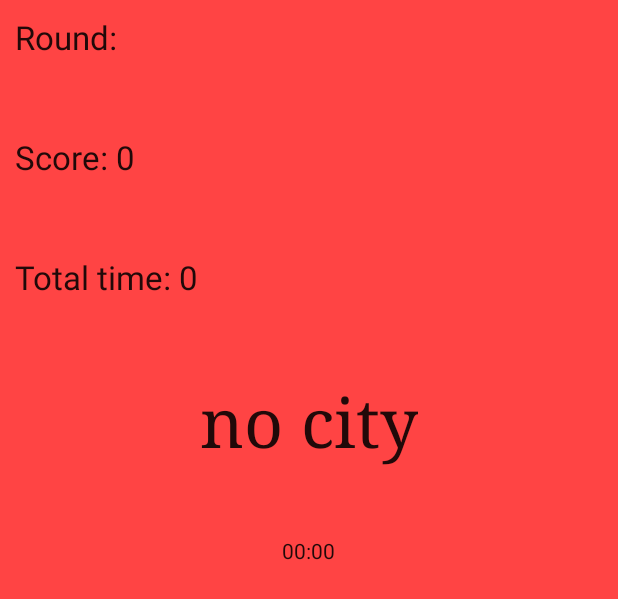
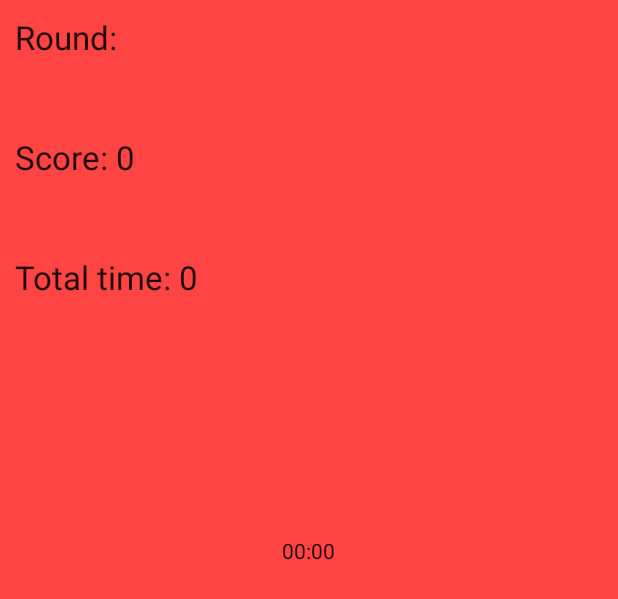
Before and after one commit to SteffeKeff/QuiZity, an Android app: the layout fragment_gameplay.xml on its own in the app's theme, with its tools: preview values and no code run, on a phone screen of 412 x 824 dp. Shown: the top 599 px of the screen. Run offline under Robolectric (Android 15) with nearby library versions, the phone set to English and light mode, and no system bars; Roboto replaces fonts that are not available here.

```diff
--- a/app/src/main/res/layout/fragment_gameplay.xml
+++ b/app/src/main/res/layout/fragment_gameplay.xml
@@ -1,32 +1,32 @@
 <?xml version="1.0" encoding="utf-8"?>
 <LinearLayout xmlns:android="http://schemas.android.com/apk/res/android"
     android:id="@+id/gameplay"
-    android:padding="10dp"
     android:layout_width="match_parent"
     android:layout_height="match_parent"
     android:background="@color/play_red"
+    android:gravity="center"
     android:orientation="vertical"
-    android:weightSum="100"
+    android:padding="10dp"
     android:tag="@string/gamePlay"
-    android:gravity="center">
+    android:weightSum="100">
 
     <LinearLayout
+        android:id="@+id/infoTextLayout"
         android:layout_width="wrap_content"
         android:layout_height="0dp"
+        android:layout_gravity="left"
         android:layout_weight="30"
-        android:id="@+id/infoTextLayout"
         android:orientation="vertical"
-        android:weightSum="3"
-        android:layout_gravity="left">
+        android:weightSum="3">
 
         <TextView
             android:id="@+id/round"
             android:layout_width="wrap_content"
             android:layout_height="0dp"
-            android:layout_weight="1"
             android:layout_alignParentLeft="true"
             android:layout_alignParentStart="true"
             android:layout_alignParentTop="true"
+            android:layout_weight="1"
             android:text="@string/round"
             android:textAppearance="?android:attr/textAppearanceLarge" />
 
@@ -34,10 +34,10 @@
             android:id="@+id/score"
             android:layout_width="wrap_content"
             android:layout_height="0dp"
-            android:layout_weight="1"
             android:layout_alignParentLeft="true"
             android:layout_alignParentStart="true"
             android:layout_below="@+id/round"
+            android:layout_weight="1"
             android:text="@string/score"
             android:textAppearance="?android:attr/textAppearanceLarge" />
 
@@ -45,10 +45,10 @@
             android:id="@+id/total_time"
             android:layout_width="wrap_content"
             android:layout_height="0dp"
-            android:layout_weight="1"
             android:layout_alignParentLeft="true"
             android:layout_alignParentStart="true"
             android:layout_below="@+id/score"
+            android:layout_weight="1"
             android:text="@string/total_time"
             android:textAppearance="?android:attr/textAppearanceLarge" />
 
@@ -67,52 +67,50 @@
             android:id="@+id/cityName"
             android:layout_width="wrap_content"
             android:layout_height="0dp"
+            android:layout_gravity="center_horizontal"
             android:layout_weight="2"
-            android:text="@string/placeHolderCity"
             android:textAppearance="?android:attr/textAppearanceLarge"
             android:textSize="45dp"
-            android:typeface="serif"
-            android:layout_gravity="center_horizontal" />
+            android:typeface="serif" />
+        <!--android:text="@string/placeHolderCity"-->
 
         <Chronometer
             android:id="@+id/timer"
             android:layout_width="wrap_content"
             android:layout_height="0dp"
-            android:layout_weight="1"
             android:layout_centerHorizontal="true"
-            android:layout_gravity="center_horizontal" />
+            android:layout_gravity="center_horizontal"
+            android:layout_weight="1" />
     </LinearLayout>
 
     <LinearLayout
         android:id="@+id/linearLayoutUpperImages"
         android:layout_width="match_parent"
         android:layout_height="0dp"
+        android:layout_gravity="center"
         android:layout_weight="25"
+        android:gravity="fill_horizontal"
         android:orientation="horizontal"
-        android:weightSum="2"
-        android:layout_gravity="center"
-        android:gravity="fill_horizontal">
+        android:weightSum="2">
 
         <ImageButton
             android:id="@+id/imageButton1"
             android:layout_width="0dp"
+            android:layout_height="wrap_content"
+            android:layout_gravity="center_vertical|left"
             android:layout_weight="1"
             android:cropToPadding="true"
             android:maxWidth="120dp"
-            android:layout_height="wrap_content"
-            android:src="@drawable/london"
-            android:layout_gravity="center_vertical|left"
             android:visibility="invisible" />
 
         <ImageButton
             android:id="@+id/imageButton2"
             android:layout_width="0dp"
+            android:layout_height="wrap_content"
+            android:layout_gravity="center_vertical|right"
             android:layout_weight="1"
+            android:cropToPadding="true"
             android:maxWidth="120dp"
-            android:layout_height="wrap_content"
-            android:src="@drawable/london"
-            android:cropToPadding="true"
-            android:layout_gravity="center_vertical|right"
             android:visibility="invisible" />
 
     </LinearLayout>
@@ -121,36 +119,33 @@
         android:id="@+id/linearLayoutBottomImages"
         android:layout_width="match_parent"
         android:layout_height="0dp"
+        android:layout_gravity="center"
         android:layout_weight="25"
-        android:orientation="horizontal"
-        android:weightSum="2"
-        android:layout_gravity="center"
-        android:gravity="fill_horizontal"
         android:baselineAligned="false"
         android:clickable="false"
+        android:gravity="fill_horizontal"
         android:measureWithLargestChild="false"
-        android:visibility="visible">
+        android:orientation="horizontal"
+        android:weightSum="2">
 
         <ImageButton
             android:id="@+id/imageButton3"
             android:layout_width="0dp"
+            android:layout_height="wrap_content"
+            android:layout_gravity="center_vertical|left"
             android:layout_weight="1"
+            android:cropToPadding="true"
             android:maxWidth="120dp"
-            android:layout_height="wrap_content"
-            android:src="@drawable/london"
-            android:cropToPadding="true"
-            android:layout_gravity="center_vertical|left"
             android:visibility="invisible" />
 
         <ImageButton
             android:id="@+id/imageButton4"
             android:layout_width="0dp"
+            android:layout_height="wrap_content"
+            android:layout_gravity="center_vertical|right"
             android:layout_weight="1"
+            android:cropToPadding="true"
             android:maxWidth="120dp"
-            android:layout_height="wrap_content"
-            android:cropToPadding="true"
-            android:src="@drawable/london"
-            android:layout_gravity="center_vertical|right"
             android:visibility="invisible" />
 
     </LinearLayout>
```
Also changed, not shown: app/src/main/java/se/keff/android/quizity/game/DelayTask.java (+7 -15 lines), app/src/main/java/se/keff/android/quizity/game/Game.java (+27 -11 lines), app/src/main/java/se/keff/android/quizity/game/GameplayFragment.java (+20 -14 lines).
